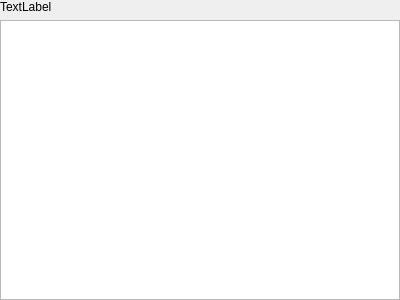
Above: ui/glyphsWidget.ui from Llerr/FontCreator before the change. Below: the same form after it.
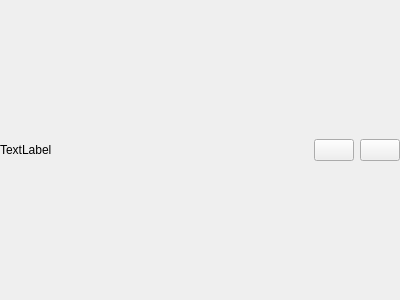
That is the form after the change. Icons and pictures are not drawn.

```diff
--- a/ui/glyphsWidget.ui
+++ b/ui/glyphsWidget.ui
@@ -27,14 +27,41 @@
     <number>0</number>
    </property>
    <item>
-    <widget class="QLabel" name="lblFontName">
+    <layout class="QHBoxLayout" name="horizontalLayout">
+     <item>
+      <widget class="QLabel" name="lblKey">
+       <property name="sizePolicy">
+        <sizepolicy hsizetype="Preferred" vsizetype="Preferred">
+         <horstretch>1</horstretch>
+         <verstretch>0</verstretch>
+        </sizepolicy>
+       </property>
      <property name="text">
       <string>TextLabel</string>
      </property>
     </widget>
    </item>
    <item>
-    <widget class="QTableWidget" name="tableWidget"/>
+      <widget class="QPushButton" name="btnPlus">
+       <property name="text">
+        <string/>
+       </property>
+       <property name="icon">
+        <iconset theme="zoom-in"/>
+       </property>
+      </widget>
+     </item>
+     <item>
+      <widget class="QPushButton" name="btnMinus">
+       <property name="text">
+        <string/>
+       </property>
+       <property name="icon">
+        <iconset theme="zoom-out"/>
+       </property>
+      </widget>
+     </item>
+    </layout>
    </item>
   </layout>
  </widget>
```
Lines whose indentation alone changed are shown as unchanged.
